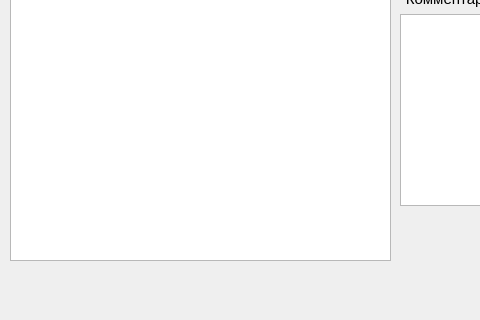
Old version of the form mainwindow.ui in the repository Jerely/cfgeditor-ui; both pictures show x 0 to 480 and y 280 to 600 of the 800 by 600 pixel window.
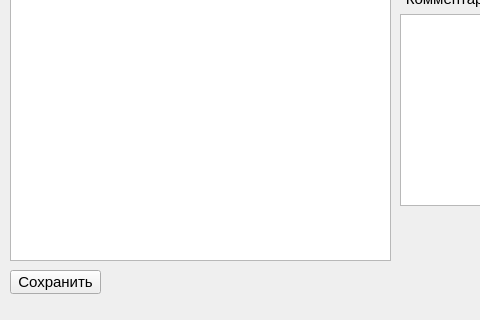
New version of the form. Custom widgets are drawn as their Qt base class.

```diff
--- a/mainwindow.ui
+++ b/mainwindow.ui
@@ -455,6 +455,24 @@
      </item>
     </layout>
    </widget>
+   <widget class="QPushButton" name="saveButton">
+    <property name="geometry">
+     <rect>
+      <x>10</x>
+      <y>550</y>
+      <width>91</width>
+      <height>24</height>
+     </rect>
+    </property>
+    <property name="font">
+     <font>
+      <pointsize>11</pointsize>
+     </font>
+    </property>
+    <property name="text">
+     <string>Сохранить</string>
+    </property>
+   </widget>
   </widget>
   <widget class="QStatusBar" name="statusbar"/>
  </widget>
```
